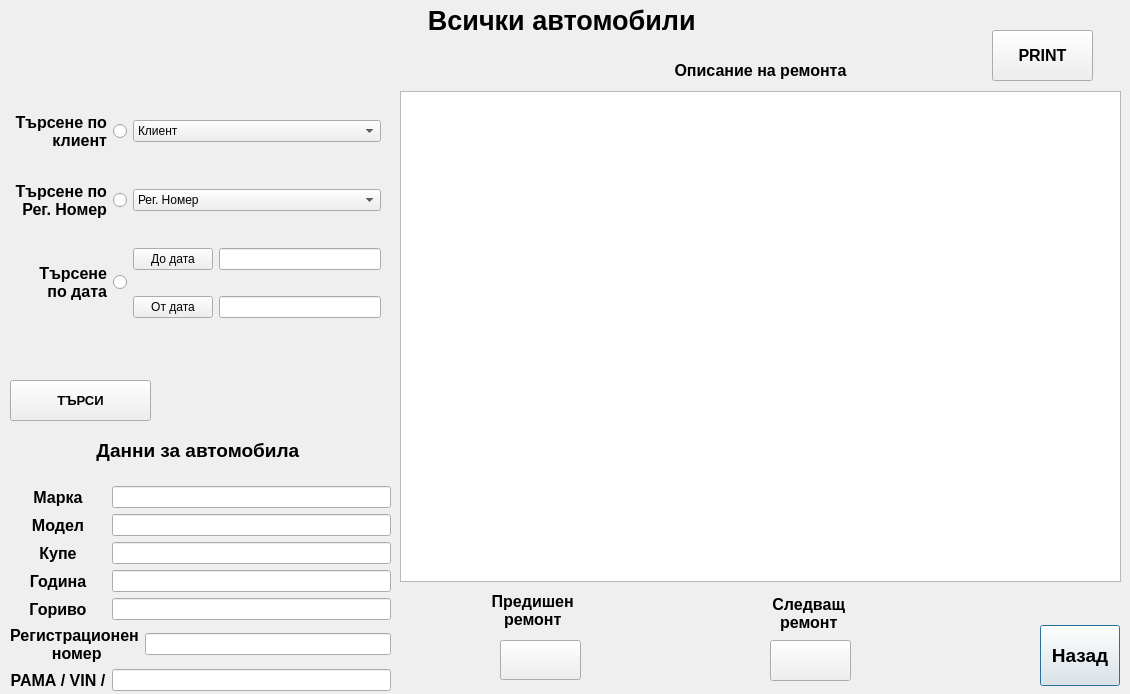
Before: the Qt Designer form showallcars.ui in JohnnyBrawo/CarServ, drawn with Qt 5.
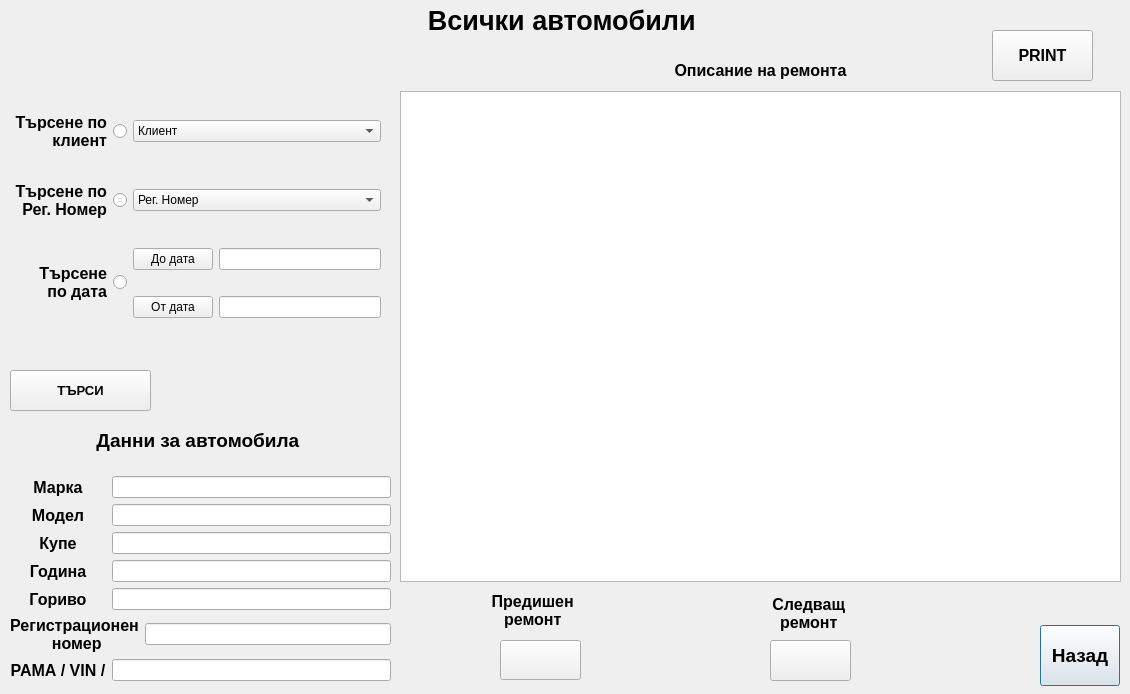
After: the same form once the commit is applied. Icons and pictures are not drawn.

```diff
--- a/showallcars.ui
+++ b/showallcars.ui
@@ -123,7 +123,7 @@
    <property name="geometry">
     <rect>
      <x>10</x>
-     <y>420</y>
+     <y>410</y>
      <width>381</width>
      <height>271</height>
     </rect>
@@ -364,7 +364,7 @@
    <property name="geometry">
     <rect>
      <x>10</x>
-     <y>380</y>
+     <y>370</y>
      <width>141</width>
      <height>41</height>
     </rect>
```
Left out of the diff: 12 changed lines with no effect on the pictures.
